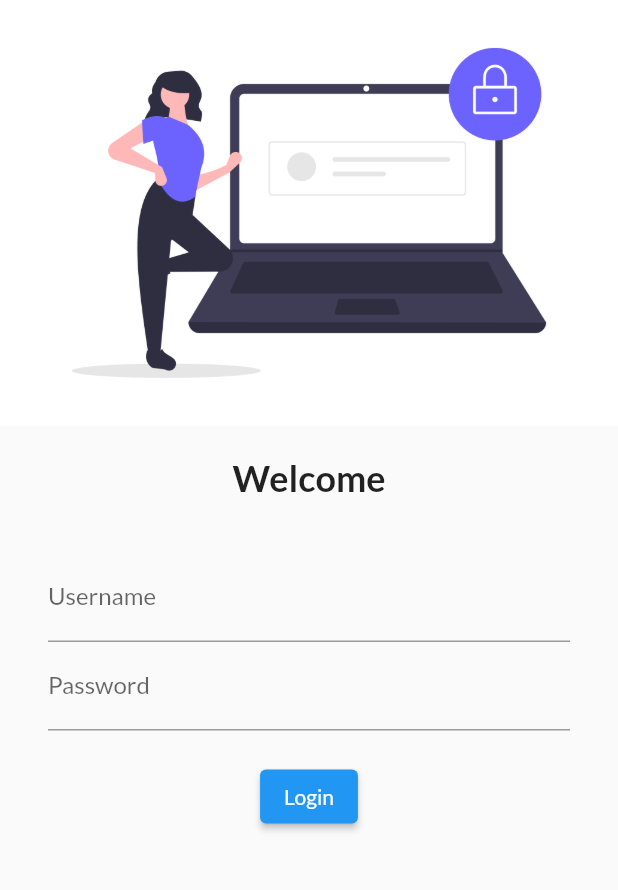
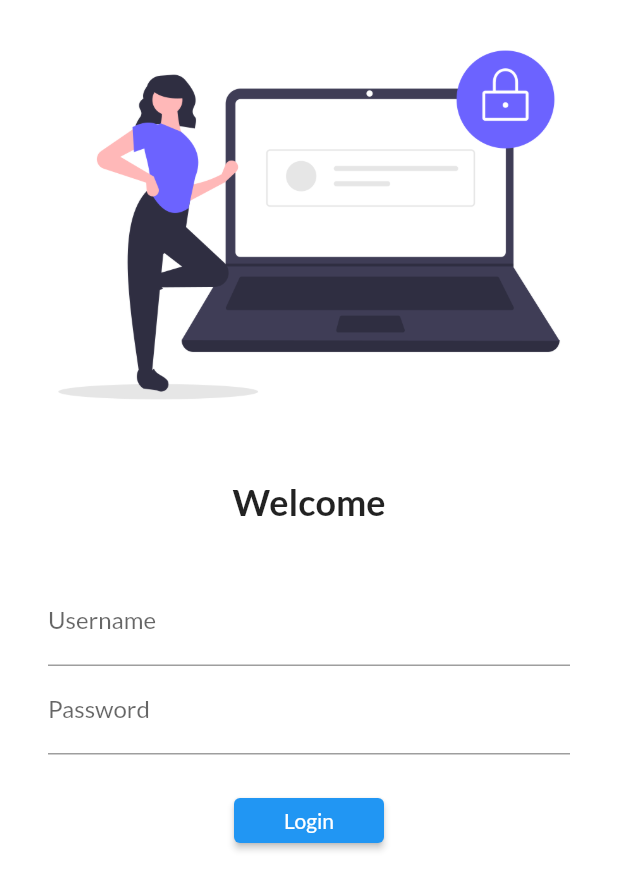
Before and after one commit to rafaelcr1dev/flutter_app_catalog, a Flutter app: the screen it shows after launch, on a phone screen of 412 x 824 dp. Shown: the top 890 px of the screen. Run offline on Flutter 3.47's test engine with Material 2 defaults, Android fonts, the phone set to English and light mode, and no system bars; our stand-ins replace google_fonts.

```diff
--- a/lib/main.dart
+++ b/lib/main.dart
@@ -1,5 +1,6 @@
 import 'package:app_catalog/pages/home_page.dart';
 import 'package:app_catalog/pages/login_page.dart';
+import 'package:app_catalog/utils/routes.dart';
 import 'package:flutter/material.dart';
 import 'package:google_fonts/google_fonts.dart';
 
@@ -27,8 +28,8 @@ class MyApp extends StatelessWidget {
       initialRoute: '/',
       routes: {
         "/": (context) => LoginPage(),
-        "/home": (context) => HomePage(),
-        "/login": (context) => LoginPage(),
+        MyRoutes.homeRoute: (context) => HomePage(),
+        MyRoutes.loginRoute: (context) => LoginPage(),
       },
       debugShowCheckedModeBanner: false,
     );
--- a/lib/pages/login_page.dart
+++ b/lib/pages/login_page.dart
@@ -1,14 +1,18 @@
+import 'package:app_catalog/utils/routes.dart';
 import 'package:flutter/material.dart';
 
 class LoginPage extends StatelessWidget {
   @override
   Widget build(BuildContext context) {
     return Material(
+      color: Colors.white,
+      child: SingleChildScrollView(
         child: Column(
           children: [
             Image.asset(
               "assets/images/login.png",
               fit: BoxFit.cover,
+              height: 300,
             ),
             SizedBox(height: 20.0),
             Text(
@@ -39,12 +43,19 @@ class LoginPage extends StatelessWidget {
                       labelText: "Password",
                     ),
                   ),
-                SizedBox(height: 20.0),
+                  SizedBox(
+                    height: 20.0,
+                  ),
                   ElevatedButton(
                     child: Text("Login"),
-                  style: TextButton.styleFrom(),
+                    style: TextButton.styleFrom(
+                      minimumSize: Size(
+                        100,
+                        30,
+                      ),
+                    ),
                     onPressed: () {
-                    print("Hi");
+                      Navigator.pushNamed(context, MyRoutes.homeRoute);
                     },
                   )
                 ],
@@ -52,6 +63,7 @@ class LoginPage extends StatelessWidget {
             )
           ],
         ),
+      ),
     );
   }
 }
--- /dev/null
+++ b/lib/utils/routes.dart
@@ -0,0 +1,4 @@
+class MyRoutes {
+  static String loginRoute = "/login";
+  static String homeRoute = "/home";
+}
```
Also changed, not shown: 1 other file. Lines whose indentation alone changed are shown as unchanged.
